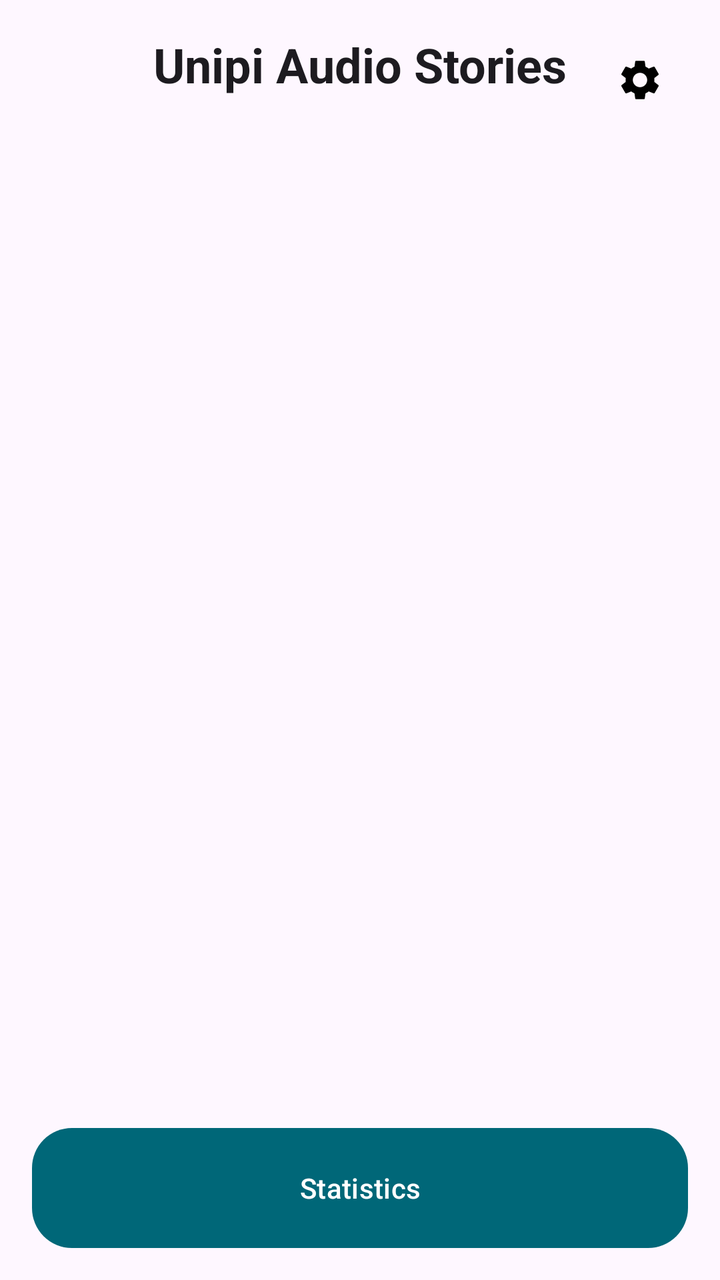
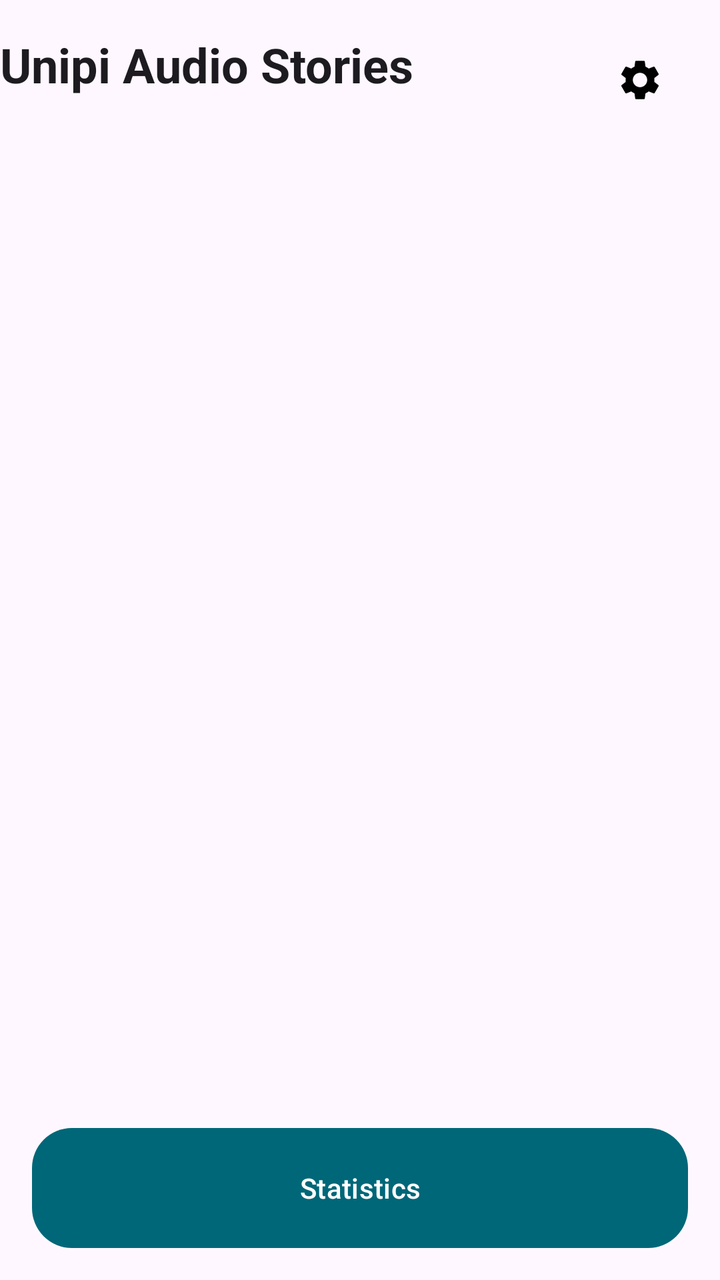

Before-and-after screenshots of an Android layout around one commit, followed by the original layout XML and the change that was made.
<!-- AndroidManifest.xml: application theme Theme.UnipiAudioStories -->
<!-- res/layout/activity_main.xml -->
<?xml version="1.0" encoding="utf-8"?>
<androidx.constraintlayout.widget.ConstraintLayout
    xmlns:android="http://schemas.android.com/apk/res/android"
    xmlns:app="http://schemas.android.com/apk/res-auto"
    xmlns:tools="http://schemas.android.com/tools"
    android:id="@+id/main"
    android:layout_width="match_parent"
    android:layout_height="match_parent"
    android:background="?android:attr/windowBackground"
    tools:context=".MainActivity">

    <ImageButton
        android:id="@+id/btnSettings"
        android:layout_width="48dp"
        android:layout_height="48dp"
        android:src="@drawable/baseline_settings_24"
        android:background="?attr/selectableItemBackgroundBorderless"
        android:contentDescription="Settings"
        app:layout_constraintTop_toTopOf="parent"
        app:layout_constraintEnd_toEndOf="parent"
        android:layout_margin="16dp" />

    <TextView
        android:id="@+id/tvTitle"
        android:layout_width="wrap_content"
        android:layout_height="wrap_content"
        android:layout_marginTop="16dp"
        android:text="@string/app_name"
        android:textColor="?android:attr/textColorPrimary"
        android:textSize="24sp"
        android:textStyle="bold"
        app:layout_constraintEnd_toEndOf="parent"
        app:layout_constraintStart_toStartOf="parent"
        app:layout_constraintTop_toTopOf="parent" />

    <androidx.recyclerview.widget.RecyclerView
        android:id="@+id/storiesRecyclerView"
        android:layout_width="0dp"
        android:layout_height="0dp"
        android:layout_marginTop="8dp"
        app:layout_constraintBottom_toTopOf="@+id/btnStats"
        app:layout_constraintEnd_toEndOf="parent"
        app:layout_constraintStart_toStartOf="parent"
        app:layout_constraintTop_toBottomOf="@id/tvTitle" />

    <com.google.android.material.button.MaterialButton        android:id="@+id/btnStats"
        android:layout_width="match_parent"
        android:layout_height="60dp"
        android:layout_margin="16dp"
        android:text="@string/btn_stats"
        app:layout_constraintBottom_toBottomOf="parent"
        app:layout_constraintEnd_toEndOf="parent"
        app:layout_constraintStart_toStartOf="parent" />

</androidx.constraintlayout.widget.ConstraintLayout>
<!-- resources referenced by this layout -->
<resources>
  <!-- drawable baseline_settings_24 (drawable) -->
  <vector xmlns:android="http://schemas.android.com/apk/res/android" android:height="24dp" android:tint="#000000" android:viewportHeight="24" android:viewportWidth="24" android:width="24dp">
        
      <path android:fillColor="@android:color/white" android:pathData="M19.14,12.94c0.04,-0.3 0.06,-0.61 0.06,-0.94c0,-0.32 -0.02,-0.64 -0.07,-0.94l2.03,-1.58c0.18,-0.14 0.23,-0.41 0.12,-0.61l-1.92,-3.32c-0.12,-0.22 -0.37,-0.29 -0.59,-0.22l-2.39,0.96c-0.5,-0.38 -1.03,-0.7 -1.62,-0.94L14.4,2.81c-0.04,-0.24 -0.24,-0.41 -0.48,-0.41h-3.84c-0.24,0 -0.43,0.17 -0.47,0.41L9.25,5.35C8.66,5.59 8.12,5.92 7.63,6.29L5.24,5.33c-0.22,-0.08 -0.47,0 -0.59,0.22L2.74,8.87C2.62,9.08 2.66,9.34 2.86,9.48l2.03,1.58C4.84,11.36 4.8,11.69 4.8,12s0.02,0.64 0.07,0.94l-2.03,1.58c-0.18,0.14 -0.23,0.41 -0.12,0.61l1.92,3.32c0.12,0.22 0.37,0.29 0.59,0.22l2.39,-0.96c0.5,0.38 1.03,0.7 1.62,0.94l0.36,2.54c0.05,0.24 0.24,0.41 0.48,0.41h3.84c0.24,0 0.44,-0.17 0.47,-0.41l0.36,-2.54c0.59,-0.24 1.13,-0.56 1.62,-0.94l2.39,0.96c0.22,0.08 0.47,0 0.59,-0.22l1.92,-3.32c0.12,-0.22 0.07,-0.47 -0.12,-0.61L19.14,12.94zM12,15.6c-1.98,0 -3.6,-1.62 -3.6,-3.6s1.62,-3.6 3.6,-3.6s3.6,1.62 3.6,3.6S13.98,15.6 12,15.6z"/>
      
  </vector>
  <string name="app_name">Unipi Audio Stories</string>
  <string name="btn_stats">Statistics</string>
  <style name="Theme.UnipiAudioStories" parent="Base.Theme.UnipiAudioStories" />
  <style name="Base.Theme.UnipiAudioStories" parent="Theme.Material3.DayNight.NoActionBar">
          <item name="colorPrimary">@color/brand_primary</item>
          <item name="colorOnPrimary">@color/white</item>
  
          <item name="materialButtonStyle">@style/MyButtonAppStyle</item>
      </style>
  <color name="brand_primary">#006778</color>
  <color name="white">#FFFFFFFF</color>
  <style name="MyButtonAppStyle" parent="Widget.Material3.Button">
          <item name="cornerRadius">20dp</item> <item name="android:insetTop">0dp</item>
          <item name="android:insetBottom">0dp</item>
      </style>
</resources>

<!-- the commit's change to res/layout/activity_main.xml (unified diff, before → after) -->
@@ -9,6 +9,20 @@
     android:background="?android:attr/windowBackground"
     tools:context=".MainActivity">
 
+    <TextView
+        android:id="@+id/tvTitle"
+        android:layout_width="0dp"
+        android:layout_height="wrap_content"
+        android:layout_marginTop="16dp"
+        android:text="@string/app_name"
+        android:textColor="?android:attr/textColorPrimary"
+        android:textSize="24sp"
+        android:textStyle="bold"
+        app:layout_constraintWidth_max="@dimen/layout_max_width"
+        app:layout_constraintEnd_toEndOf="parent"
+        app:layout_constraintStart_toStartOf="parent"
+        app:layout_constraintTop_toTopOf="parent" />
+
     <ImageButton
         android:id="@+id/btnSettings"
         android:layout_width="48dp"
@@ -16,38 +30,28 @@
         android:src="@drawable/baseline_settings_24"
         android:background="?attr/selectableItemBackgroundBorderless"
         android:contentDescription="Settings"
+        android:layout_margin="16dp"
         app:layout_constraintTop_toTopOf="parent"
-        app:layout_constraintEnd_toEndOf="parent"
-        android:layout_margin="16dp" />
-
-    <TextView
-        android:id="@+id/tvTitle"
-        android:layout_width="wrap_content"
-        android:layout_height="wrap_content"
-        android:layout_marginTop="16dp"
-        android:text="@string/app_name"
-        android:textColor="?android:attr/textColorPrimary"
-        android:textSize="24sp"
-        android:textStyle="bold"
-        app:layout_constraintEnd_toEndOf="parent"
-        app:layout_constraintStart_toStartOf="parent"
-        app:layout_constraintTop_toTopOf="parent" />
+        app:layout_constraintEnd_toEndOf="parent" />
 
     <androidx.recyclerview.widget.RecyclerView
         android:id="@+id/storiesRecyclerView"
         android:layout_width="0dp"
         android:layout_height="0dp"
         android:layout_marginTop="8dp"
+        app:layout_constraintWidth_max="@dimen/layout_max_width"
         app:layout_constraintBottom_toTopOf="@+id/btnStats"
         app:layout_constraintEnd_toEndOf="parent"
         app:layout_constraintStart_toStartOf="parent"
         app:layout_constraintTop_toBottomOf="@id/tvTitle" />
 
-    <com.google.android.material.button.MaterialButton        android:id="@+id/btnStats"
-        android:layout_width="match_parent"
+    <com.google.android.material.button.MaterialButton
+        android:id="@+id/btnStats"
+        android:layout_width="0dp"
         android:layout_height="60dp"
         android:layout_margin="16dp"
         android:text="@string/btn_stats"
+        app:layout_constraintWidth_max="@dimen/layout_max_width"
         app:layout_constraintBottom_toBottomOf="parent"
         app:layout_constraintEnd_toEndOf="parent"
         app:layout_constraintStart_toStartOf="parent" />
<!-- resource entries referenced after the edit -->
@@ -1,5 +1,6 @@
 <!-- resources referenced by this layout -->
 <resources>
+  <dimen name="layout_max_width">0dp</dimen>
   <!-- drawable baseline_settings_24 (drawable) -->
   <vector xmlns:android="http://schemas.android.com/apk/res/android" android:height="24dp" android:tint="#000000" android:viewportHeight="24" android:viewportWidth="24" android:width="24dp">
         
